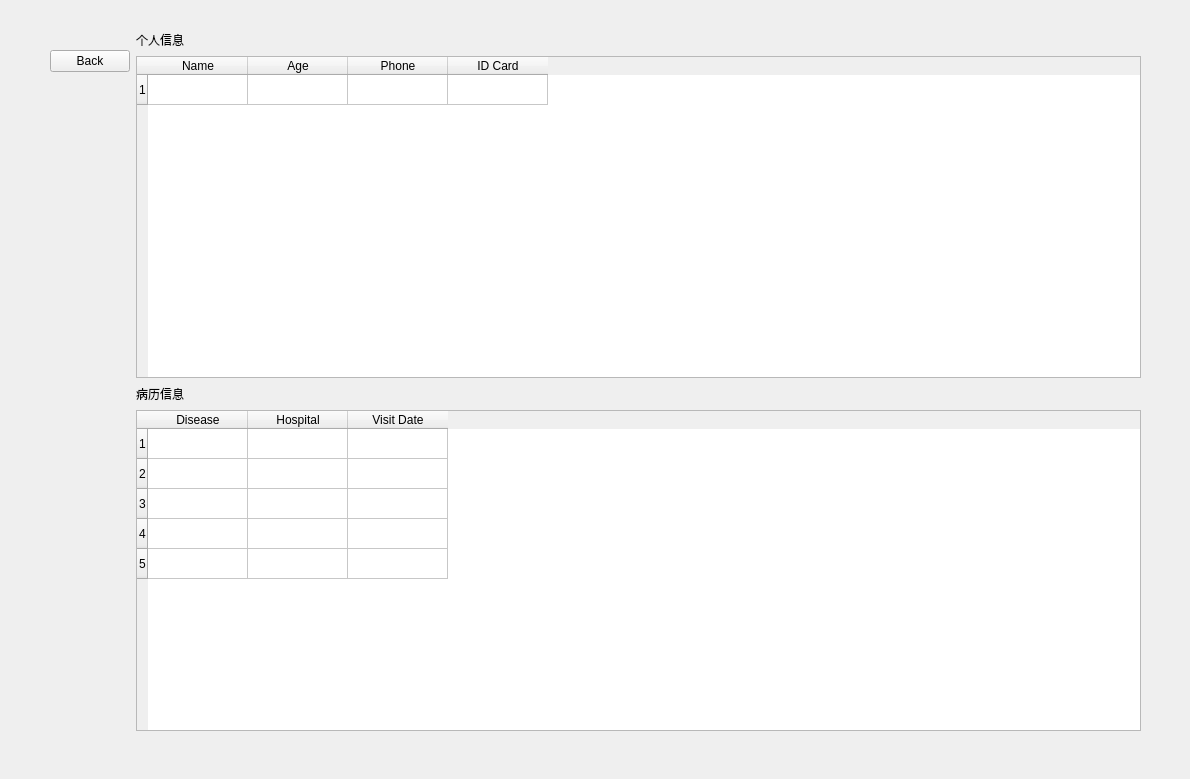
First picture: the form in system/ui/patient_message.ui, repository MarkXuJQ/Pelvis-Fracture-Image-Segmentation, before the edit.
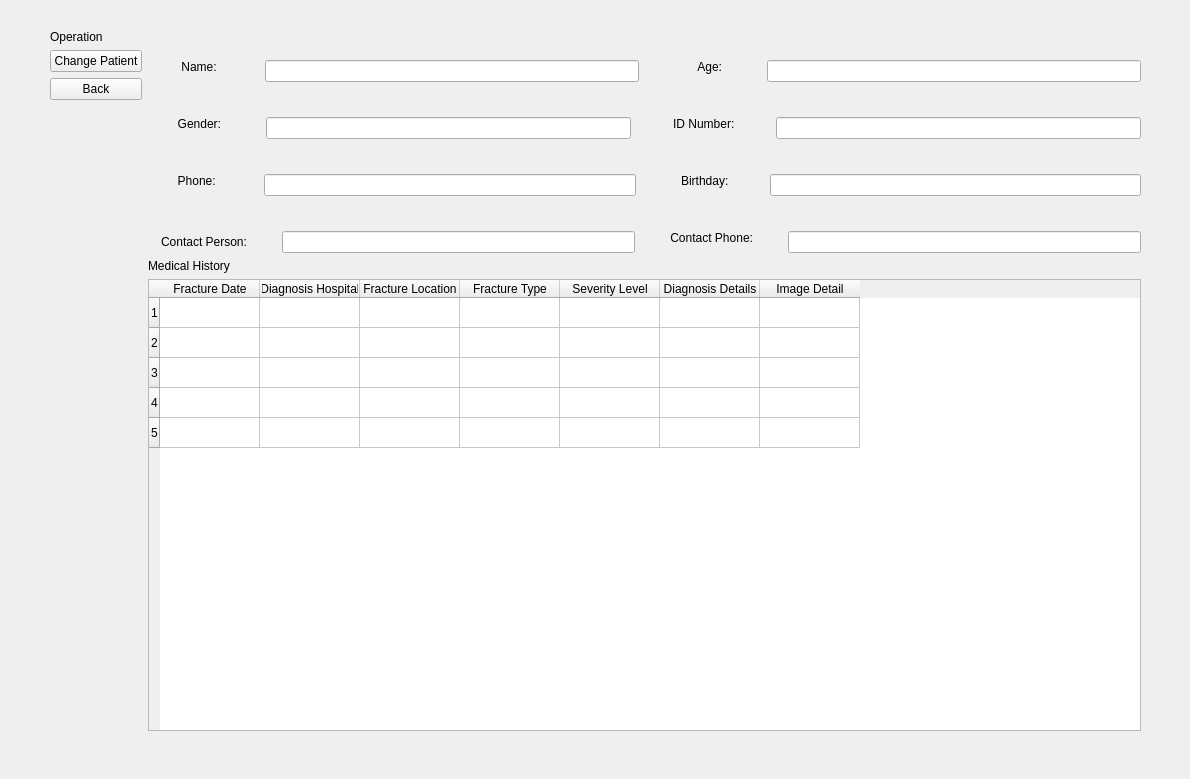
Second picture: the form after the edit. Icons and pictures are not drawn.

Diff of the .ui file:
```diff
--- a/system/ui/patient_message.ui
+++ b/system/ui/patient_message.ui
@@ -29,17 +29,16 @@
        <number>20</number> <!-- 设置左侧间距为20 -->
       </property>
       <item>
-       <widget class="QLabel" name="avatarLabel">
+       <widget class="QLabel" name="label">
         <property name="text">
-         <string/>
+         <string>Operation</string>
         </property>
-        <property name="pixmap">
-         <pixmap>
-        <file>../image/plan/头像测试.jpg</file>
-    </pixmap>
-        </property>
-        <property name="alignment">
-         <set>Qt::AlignCenter</set>
+       </widget>
+      </item>
+      <item>
+       <widget class="QPushButton" name="changeButton">
+        <property name="text">
+         <string>Change Patient</string>
         </property>
        </widget>
       </item>
@@ -74,82 +73,161 @@
        <number>30</number> <!-- 设置底部间距为20 -->
       </property>
       <item>
-       <layout class="QHBoxLayout" name="horizontalLayout">
+       <layout class="QHBoxLayout" name="personalInfoWrapperLayout">
+        <property name="topMargin">
+         <number>30</number>
+        </property>
         <item>
-         <widget class="QLabel" name="label">
+         <widget class="QLabel" name="avatarLabel_2">
           <property name="text">
-           <string>个人信息</string>
+           <string/>
+          </property>
+          <property name="alignment">
+           <set>Qt::AlignCenter</set>
+          </property>
+          <property name="fixedWidth" stdset="0">
+           <number>300</number>
+          </property>
+          <property name="fixedHeight" stdset="0">
+           <number>800</number>
           </property>
          </widget>
         </item>
         <item>
-         <spacer name="horizontalSpacer">
-          <property name="orientation">
-           <enum>Horizontal</enum>
+         <layout class="QVBoxLayout" name="personalInfoLayout">
+          <property name="spacing">
+           <number>35</number>
           </property>
-          <property name="sizeHint" stdset="0">
-           <size>
-            <width>40</width>
-            <height>20</height>
-           </size>
-          </property>
-         </spacer>
+          <item>
+           <layout class="QHBoxLayout" name="personalInfoLayout_1">
+            <item>
+             <widget class="QLabel" name="label_1">
+              <property name="text">
+               <string>      Name:    </string>
+              </property>
+              <property name="alignment">
+               <set>Qt::AlignRight</set>
+              </property>
+             </widget>
+            </item>
+            <item>
+             <widget class="QLineEdit" name="nameLineEdit"/>
+            </item>
+            <item>
+             <widget class="QLabel" name="label_2">
+              <property name="text">
+               <string>       Age:   </string>
+              </property>
+              <property name="alignment">
+               <set>Qt::AlignRight</set>
+              </property>
+             </widget>
+            </item>
+            <item>
+             <widget class="QLineEdit" name="ageLineEdit"/>
+            </item>
+           </layout>
+          </item>
+          <item>
+           <layout class="QHBoxLayout" name="personalInfoLayout_2">
+            <item>
+             <widget class="QLabel" name="label_3">
+              <property name="text">
+               <string>     Gender:   </string>
+              </property>
+              <property name="alignment">
+               <set>Qt::AlignRight</set>
+              </property>
+             </widget>
+            </item>
+            <item>
+             <widget class="QLineEdit" name="genderLineEdit"/>
+            </item>
+            <item>
+             <widget class="QLabel" name="label_4">
+              <property name="text">
+               <string>  ID Number:  </string>
+              </property>
+              <property name="alignment">
+               <set>Qt::AlignRight</set>
+              </property>
+             </widget>
+            </item>
+            <item>
+             <widget class="QLineEdit" name="idLineEdit"/>
+            </item>
+           </layout>
+          </item>
+          <item>
+           <layout class="QHBoxLayout" name="personalInfoLayout_3">
+            <item>
+             <widget class="QLabel" name="label_5">
+              <property name="text">
+               <string>     Phone:    </string>
+              </property>
+              <property name="alignment">
+               <set>Qt::AlignRight</set>
+              </property>
+             </widget>
+            </item>
+            <item>
+             <widget class="QLineEdit" name="phoneLineEdit"/>
+            </item>
+            <item>
+             <widget class="QLabel" name="label_6">
+              <property name="text">
+               <string>   Birthday:  </string>
+              </property>
+              <property name="alignment">
+               <set>Qt::AlignRight</set>
+              </property>
+             </widget>
+            </item>
+            <item>
+             <widget class="QLineEdit" name="birthdayLineEdit"/>
+            </item>
+           </layout>
+          </item>
+          <item>
+           <layout class="QHBoxLayout" name="personalInfoLayout_4">
+            <item>
+             <widget class="QLabel" name="label_9">
+              <property name="text">
+               <string>Contact Person:</string>
+              </property>
+             </widget>
+            </item>
+            <item>
+             <widget class="QLineEdit" name="contactPersonLineEdit"/>
+            </item>
+            <item>
+             <widget class="QLabel" name="label_7">
+              <property name="text">
+               <string>Contact Phone:</string>
+              </property>
+              <property name="alignment">
+               <set>Qt::AlignRight</set>
+              </property>
+             </widget>
+            </item>
+            <item>
+             <widget class="QLineEdit" name="contactPhoneLineEdit"/>
+            </item>
+           </layout>
+          </item>
+         </layout>
         </item>
        </layout>
       </item>
       <item>
-       <widget class="QTableWidget" name="personalInfoTable">
-        <property name="rowCount">
-         <number>1</number>
-        </property>
-        <property name="columnCount">
-         <number>4</number>
-        </property>
-        <row/>
-        <column>
-         <property name="text">
-          <string>Name</string>
-         </property>
-        </column>
-        <column>
-         <property name="text">
-          <string>Age</string>
-         </property>
-        </column>
-        <column>
-         <property name="text">
-          <string>Phone</string>
-         </property>
-        </column>
-        <column>
-         <property name="text">
-          <string>ID Card</string>
-         </property>
-        </column>
-       </widget>
-      </item>
-      <item>
-       <layout class="QHBoxLayout" name="horizontalLayout_2">
+       <layout class="QHBoxLayout" name="medicalHistoryLayout">
         <item>
-         <widget class="QLabel" name="label_2">
+         <widget class="QLabel" name="label_8">
           <property name="text">
-           <string>病历信息</string>
+           <string>Medical History</string>
           </property>
          </widget>
         </item>
-        <item>
-         <spacer name="horizontalSpacer_2">
-          <property name="orientation">
-           <enum>Horizontal</enum>
-          </property>
-          <property name="sizeHint" stdset="0">
-           <size>
-            <width>40</width>
-            <height>20</height>
-           </size>
-          </property>
-         </spacer>
-        </item>
        </layout>
       </item>
       <item>
@@ -158,7 +236,7 @@
          <number>5</number>
         </property>
         <property name="columnCount">
-         <number>3</number>
+         <number>7</number>
         </property>
         <row/>
         <row/>
@@ -167,17 +245,37 @@
         <row/>
         <column>
          <property name="text">
-          <string>Disease</string>
+          <string>Fracture Date</string>
          </property>
         </column>
         <column>
          <property name="text">
-          <string>Hospital</string>
+          <string>Diagnosis Hospital</string>
          </property>
         </column>
         <column>
          <property name="text">
-          <string>Visit Date</string>
+          <string>Fracture Location</string>
+         </property>
+        </column>
+        <column>
+         <property name="text">
+          <string>Fracture Type</string>
+         </property>
+        </column>
+        <column>
+         <property name="text">
+          <string>Severity Level</string>
+         </property>
+        </column>
+        <column>
+         <property name="text">
+          <string>Diagnosis Details</string>
+         </property>
+        </column>
+        <column>
+         <property name="text">
+          <string>Image Detail</string>
          </property>
         </column>
        </widget>
```
Left out of the diff: 9 changed lines with no effect on the pictures.
